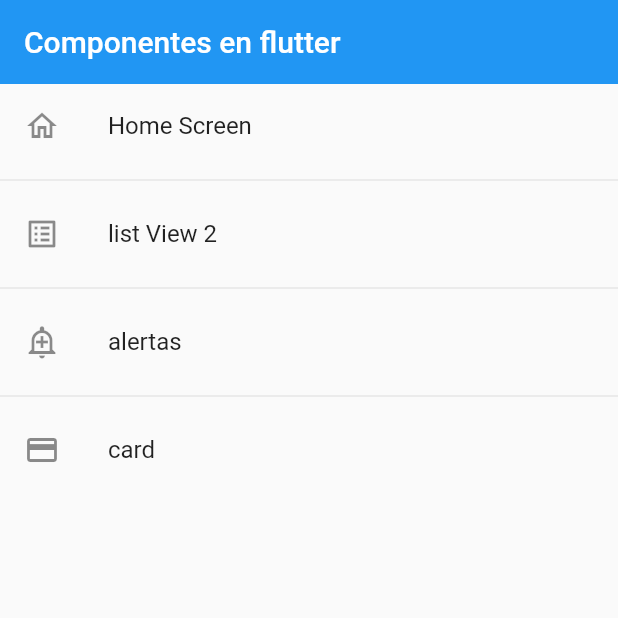
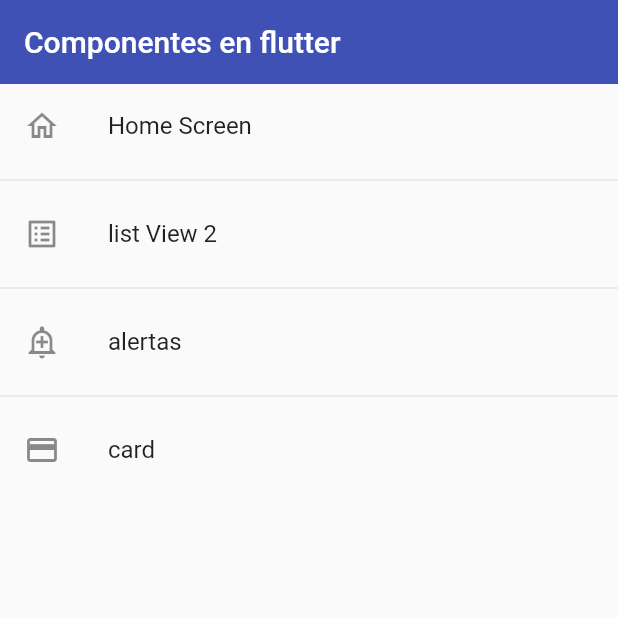
Before and after one commit to jermp96/flutter_components, a Flutter app: the screen it shows after launch, on a phone screen of 412 x 824 dp, the top half of it. Run offline on Flutter 3.47's test engine with Material 2 defaults, Android fonts, the phone set to English and light mode, and no system bars.

Commit message:
*tema global para la aplicación

```diff
--- a/lib/main.dart
+++ b/lib/main.dart
@@ -15,7 +15,14 @@ class MyApp extends StatelessWidget {
       title: 'Material App',
       initialRoute: AppRoutes.initialRoute,
       routes: AppRoutes.getAppRoute(),
-      onGenerateRoute: AppRoutes.onGenerateRoute
+      onGenerateRoute: AppRoutes.onGenerateRoute,
+      theme: ThemeData.light().copyWith(
+        primaryColor: Colors.indigo,
+        appBarTheme: const AppBarTheme(
+          color: Colors.indigo,
+          elevation: 0
+        )
+      ),
     );
   }
 }
--- a/lib/screens/home_screen.dart
+++ b/lib/screens/home_screen.dart
@@ -13,8 +13,6 @@ class HomeScreen extends StatelessWidget {
     return Scaffold(
       appBar: AppBar(
         title: const Text('Componentes en flutter'),
-        elevation: 0,
-
       ),
       body: ListView.separated(
         itemBuilder: (context, index) => ListTile(
--- a/lib/screens/listview2_screen.dart
+++ b/lib/screens/listview2_screen.dart
@@ -10,8 +10,6 @@ class Listview2Screen extends StatelessWidget {
     return Scaffold(
       appBar: AppBar(
         title: const Text('listview tipo 2'),
-        elevation: 0,
-        backgroundColor: Colors.indigo,
       ),
       body: ListView.separated(
         itemBuilder: (context, index) => ListTile(
```
